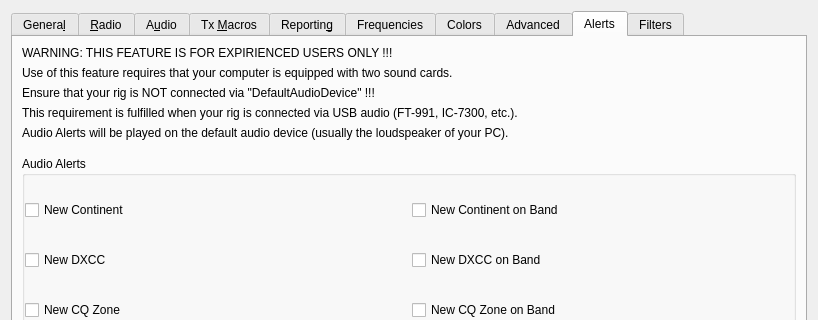
First picture: the form in Configuration_Alerts_PLUS.ui, repository uaro-radio/wsjtx, before the edit; both pictures show x 0 to 818 and y 0 to 320 of the 818 by 709 pixel window.
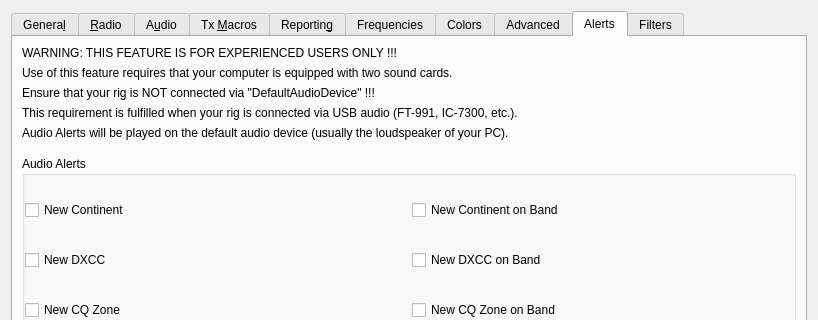
Second picture: the form after the edit. The open tabs and pages were chosen to show the change. Custom widgets are drawn as their Qt base class.

The edit to the form file:
```diff
--- a/Configuration_Alerts_PLUS.ui
+++ b/Configuration_Alerts_PLUS.ui
@@ -3577,7 +3577,7 @@
        <item row="0" column="0">
         <widget class="QLabel" name="label_16">
          <property name="text">
-          <string>WARNING: THIS FEATURE IS FOR EXPIRIENCED USERS ONLY !!!</string>
+          <string>WARNING: THIS FEATURE IS FOR EXPERIENCED USERS ONLY !!!</string>
          </property>
         </widget>
        </item>
```
Left out of the diff: 2 changed lines with no effect on the pictures.
